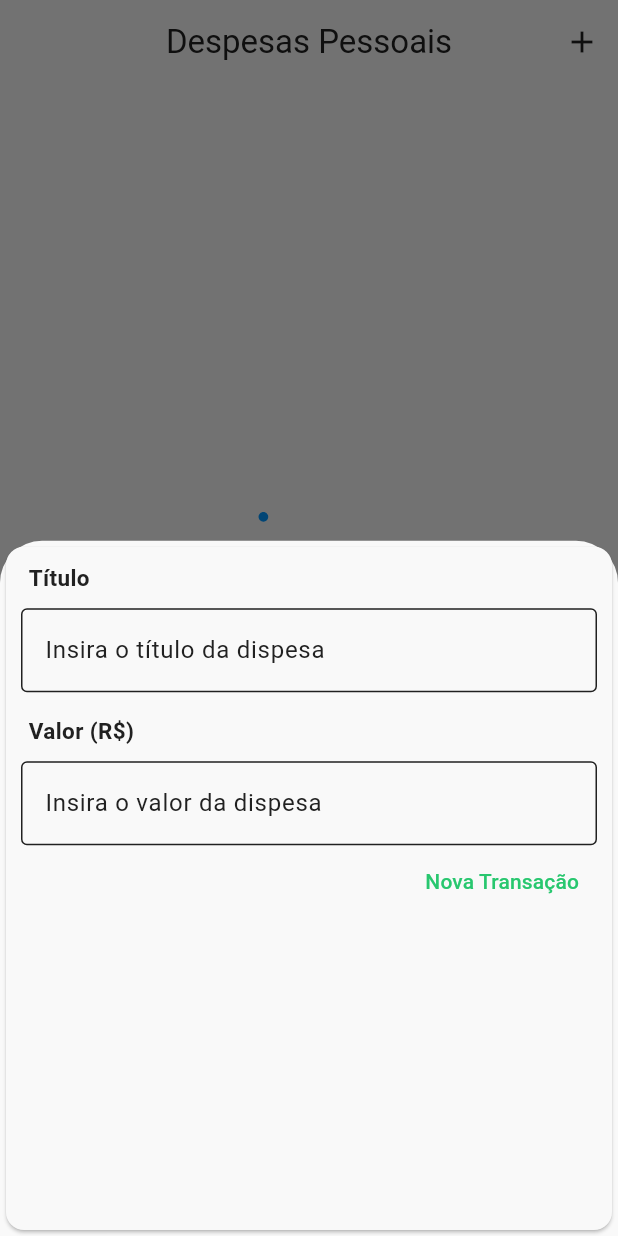
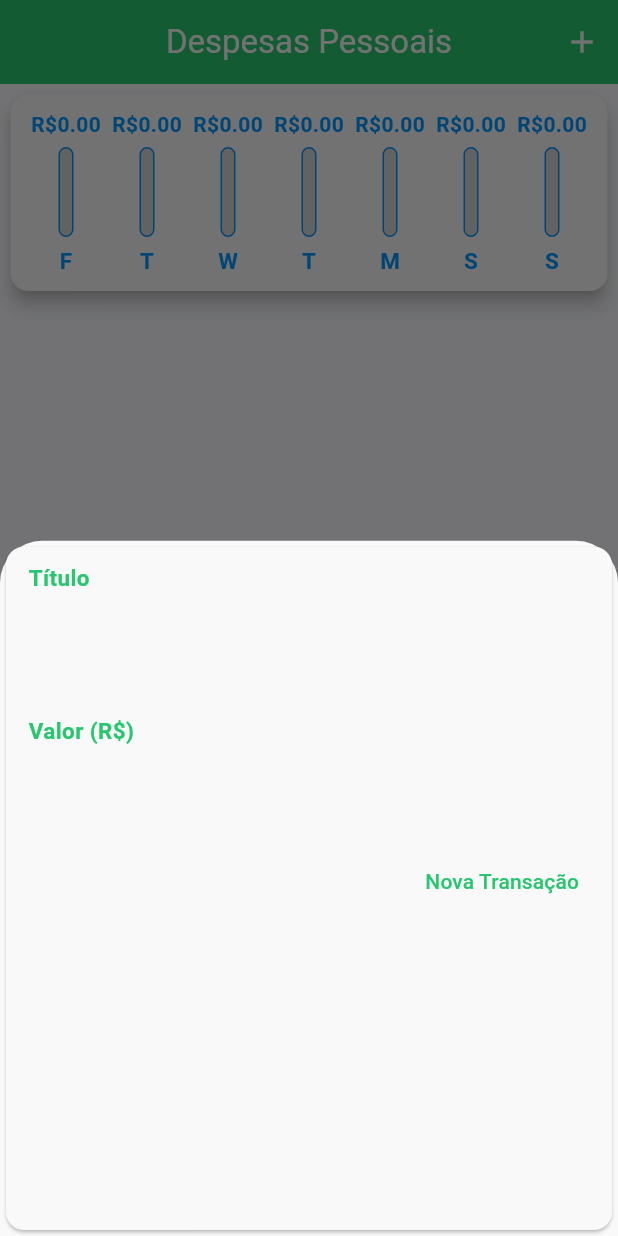
Before and after one commit to EnricoGollner/ExpenseManagerApp, a Flutter app: the screen it shows after launch, after a tap on the "add" icon, on a phone screen of 412 x 824 dp. Run offline on Flutter 3.47's test engine with Material 3 defaults, Android fonts, the phone set to English and light mode, and no system bars; our stand-ins replace freezed_annotation, lottie, shimmer, sqflite; accounts and stored records are empty.

Commit message:
v1.0 - Adding chart

```diff
--- a/lib/src/blocs/transaction_bloc.dart
+++ b/lib/src/blocs/transaction_bloc.dart
@@ -30,6 +30,10 @@ class TransactionBloc {
           );
     }
 
-    _outputTransactionController.add(SuccessTransactionState(transactions: transactions));
+    final List<TransactionModel> recentTransactions = transactions.where(
+          (transaction) => transaction.date.isAfter(DateTime.now().subtract(const Duration(days: 7))),
+        ).toList();
+
+    _outputTransactionController.add(SuccessTransactionState(transactions: transactions, recentTransactions: recentTransactions));
   }
 }
--- a/lib/src/blocs/transaction_state.dart
+++ b/lib/src/blocs/transaction_state.dart
@@ -2,18 +2,19 @@ import 'package:expenses_manager_app/src/models/transaction_model.dart';
 
 abstract class TransactionState {
   final List<TransactionModel> transactions;
+  final List<TransactionModel>? recentTransactions;
 
-  TransactionState({required this.transactions});
+  TransactionState({required this.transactions, this.recentTransactions,});
 }
 
 class InitialTransactionState extends TransactionState {
-  InitialTransactionState() : super(transactions: []);
+  InitialTransactionState({required List<TransactionModel> recentTransactions}) : super(transactions: [], recentTransactions: recentTransactions);
 }
 class LoadingTransactionState extends TransactionState {
   LoadingTransactionState({required super.transactions});
 }
 class SuccessTransactionState extends TransactionState {
-  SuccessTransactionState({required super.transactions});
+  SuccessTransactionState({required super.transactions, required super.recentTransactions});
 }
 class FailureTransactionState extends TransactionState {
   FailureTransactionState({required super.transactions});
--- a/lib/src/core/colors.dart
+++ b/lib/src/core/colors.dart
@@ -1,7 +1,7 @@
 import 'package:flutter/material.dart';
 
 const Color colorPrimary = Color(0xff28C76F);
-const Color colorOnPrimary = Color(0xff212121);
+const Color colorOnPrimary = colorSurface;
 const Color colorSecondary = Color(0xff0396FF);
 const Color colorOnSecondary = colorOnPrimary;
 const Color colorSurface = Color(0xffF9F9F9);
@@ -10,5 +10,6 @@ const Color colorBackground = Color(0xfff8f9fc);
 const Color colorOnBackground = colorOnPrimary;
 const Color colorError = Color(0xffD32F2F);
 const Color colorOnError = Color(0xffF9F9F9);
+const Color colorTitle = Color(0xff212121);
 
 const Color colorGrey = Colors.grey;
--- a/lib/src/core/fonts.dart
+++ b/lib/src/core/fonts.dart
@@ -1,7 +1,9 @@
 import 'package:expenses_manager_app/src/core/colors.dart';
 import 'package:flutter/material.dart';
 
-TextStyle get labelStyle => const TextStyle(fontSize: 15, fontWeight: FontWeight.bold);
+TextStyle get labelStyle => const TextStyle(fontSize: 15, color: colorPrimary, fontWeight: FontWeight.bold);
+TextStyle get chartLabelStyle => const TextStyle(fontSize: 15, color: colorSecondary, fontWeight: FontWeight.bold);
+TextStyle get chartValueStyle => const TextStyle(fontSize: 14, color: colorSecondary, fontWeight: FontWeight.w600);
 TextStyle get transactionTitleStyle => const TextStyle(fontSize: 14, fontWeight: FontWeight.bold);
 TextStyle get transactionDateStyle => const TextStyle(color: colorGrey);
 TextStyle get valueTextStyle => const TextStyle(fontSize: 14, color: colorPrimary, fontWeight: FontWeight.w600);
--- a/lib/src/core/styles.dart
+++ b/lib/src/core/styles.dart
@@ -5,6 +5,12 @@ class Styles {
   static ThemeData setMaterial3Style() {
     return ThemeData(
       useMaterial3: true,
+      scaffoldBackgroundColor: colorBackground,
+      appBarTheme: const AppBarTheme(
+        backgroundColor: colorPrimary,
+        foregroundColor: colorOnSurface,
+        centerTitle: true,
+      ),
       colorScheme: const ColorScheme(
         brightness: Brightness.light,
         primary: colorPrimary,
--- a/lib/src/pages/home_page.dart
+++ b/lib/src/pages/home_page.dart
@@ -1,8 +1,10 @@
 import 'package:expenses_manager_app/src/blocs/transaction_bloc.dart';
 import 'package:expenses_manager_app/src/blocs/transaction_event.dart';
 import 'package:expenses_manager_app/src/blocs/transaction_state.dart';
+import 'package:expenses_manager_app/src/core/colors.dart';
 import 'package:expenses_manager_app/src/core/utils/formatters/formatters.dart';
 import 'package:expenses_manager_app/src/models/transaction_model.dart';
+import 'package:expenses_manager_app/src/pages/widgets/chart/card_chart.dart';
 import 'package:expenses_manager_app/src/pages/widgets/custom_list_loader.dart';
 import 'package:expenses_manager_app/src/pages/widgets/form_transaction.dart';
 import 'package:expenses_manager_app/src/pages/widgets/transactions_list.dart';
@@ -44,7 +46,6 @@ class _HomePageState extends State<HomePage> {
     return Scaffold(
       appBar: AppBar(
         title: const Text('Despesas Pessoais'),
-        centerTitle: true,
         actions: [
           IconButton(
             icon: const Icon(Icons.add),
@@ -60,19 +61,19 @@ class _HomePageState extends State<HomePage> {
 
               return Column(
                 children: [
+                  CardChart(recentTransactions: snapshot.data!.recentTransactions ?? []),
+                  const SizedBox(height: 20),
                   CustomListLoader(
                     state: snapshot.data!,
                     isEmptyList: transactions.isEmpty,
                     buildLoadingList: () {
                       return Shimmer.fromColors(
-                        baseColor: Colors.red,
-                        highlightColor: Colors.yellow,
+                        baseColor: colorSecondary.withOpacity(0.7),
+                        highlightColor: colorPrimary.withOpacity(0.5),
                         child: TransactionsList(transactions: transactions),
                       );
                     },
-                    buildLoadedList: () {
-                      return TransactionsList(transactions: transactions);
-                    },
+                    buildLoadedList: () => TransactionsList(transactions: transactions),
                   )
                 ],
               );
--- /dev/null
+++ b/lib/src/pages/widgets/chart/card_chart.dart
@@ -0,0 +1,60 @@
+import 'package:expenses_manager_app/src/models/transaction_model.dart';
+import 'package:expenses_manager_app/src/pages/widgets/chart/chart_bar.dart';
+import 'package:flutter/material.dart';
+import 'package:intl/intl.dart';
+
+class CardChart extends StatelessWidget {
+  final List<TransactionModel> recentTransactions;
+
+  const CardChart({super.key, required this.recentTransactions});
+
+  @override
+  Widget build(BuildContext context) {
+    return Card(
+      elevation: 5,
+      margin: const EdgeInsets.all(7),
+      child: Padding(
+        padding: const EdgeInsets.all(10),
+        child: Row(
+          mainAxisAlignment: MainAxisAlignment.spaceAround,
+          children: groupedTransactions.map((transaction) {
+            return Flexible(
+              fit: FlexFit.tight,
+              child: ChartBar(
+                label: transaction['day'].toString(),
+                value: transaction['value'],
+                percentage: _getPercentage(totalDayValue: transaction['value']),
+              ),
+            );
+          }).toList(),
+        ),
+      ),
+    );
+  }
+
+  List<Map<String, dynamic>> get groupedTransactions {
+    return List.generate(7, (index) {
+      final DateTime weekDay = DateTime.now().subtract(Duration(days: index)); // Today's date subtracting in each iteration
+      double totalSum = 0.0;
+
+      for (TransactionModel transaction in recentTransactions) {
+        if (transaction.date.day == weekDay.day &&
+            transaction.date.month == weekDay.month &&
+            transaction.date.year == weekDay.year) {
+          totalSum += transaction.value;
+        }
+      }
+
+      return {
+        'day': DateFormat.E().format(weekDay).substring(0, 1), //.E() returns the day of the week in a short format - intl package
+        'value': totalSum
+      };
+    });
+  }
+
+  double  _getPercentage({required double totalDayValue}) {
+    double weekTotal = groupedTransactions.fold(0.0, (previousValue, element) => previousValue + element['value']);
+
+    return totalDayValue / weekTotal;
+  }
+}
--- /dev/null
+++ b/lib/src/pages/widgets/chart/chart_bar.dart
@@ -0,0 +1,53 @@
+import 'package:expenses_manager_app/src/core/colors.dart';
+import 'package:expenses_manager_app/src/core/fonts.dart';
+import 'package:expenses_manager_app/src/core/utils/formatters/formatters.dart';
+import 'package:flutter/material.dart';
+
+class ChartBar extends StatelessWidget {
+  final String label;
+  final double value;
+  final double percentage;
+
+  const ChartBar(
+      {super.key,
+      required this.label,
+      required this.value,
+      required this.percentage});
+
+  @override
+  Widget build(BuildContext context) {
+    return Column(
+      children: [
+        FittedBox(child: Text(Formatters.doubleToCurrency(value), style: chartValueStyle)),
+        const SizedBox(height: 5),
+        SizedBox(
+          height: 60,
+          width: 10,
+          child: Stack(
+            alignment: Alignment.bottomCenter,
+            children: [
+              Container(
+                decoration: BoxDecoration(
+                  border: Border.all(color: colorSecondary, width: 1),
+                  borderRadius: BorderRadius.circular(5),
+                  color: colorGrey.withOpacity(0.4),
+                ),
+              ),
+              FractionallySizedBox(
+                heightFactor: percentage,
+                child: Container(
+                  decoration: BoxDecoration(
+                    borderRadius: BorderRadius.circular(5),
+                    color: colorSecondary,
+                  ),
+                ),
+              ),
+            ],
+          ),
+        ),
+        const SizedBox(height: 5),
+        Text(label, style: chartLabelStyle)
+      ],
+    );
+  }
+}
--- a/lib/src/pages/widgets/custom_list_loader.dart
+++ b/lib/src/pages/widgets/custom_list_loader.dart
@@ -17,7 +17,6 @@ class CustomListLoader extends StatelessWidget {
       return Expanded(
         child: Column(
           mainAxisAlignment: MainAxisAlignment.center,
-          crossAxisAlignment: CrossAxisAlignment.center,
           children: [
             Lottie.asset('assets/empty_list.json'),
             const SizedBox(height: 15),
--- a/lib/src/pages/widgets/transactions_list.dart
+++ b/lib/src/pages/widgets/transactions_list.dart
@@ -6,6 +6,8 @@ class TransactionsList extends StatelessWidget {
   final List<TransactionModel> transactions;
 
   const TransactionsList({super.key, required this.transactions,});
+
+
 
   @override
   Widget build(BuildContext context) {
```
Also changed, not shown: assets/empty_list.json (+1 -1 lines).
